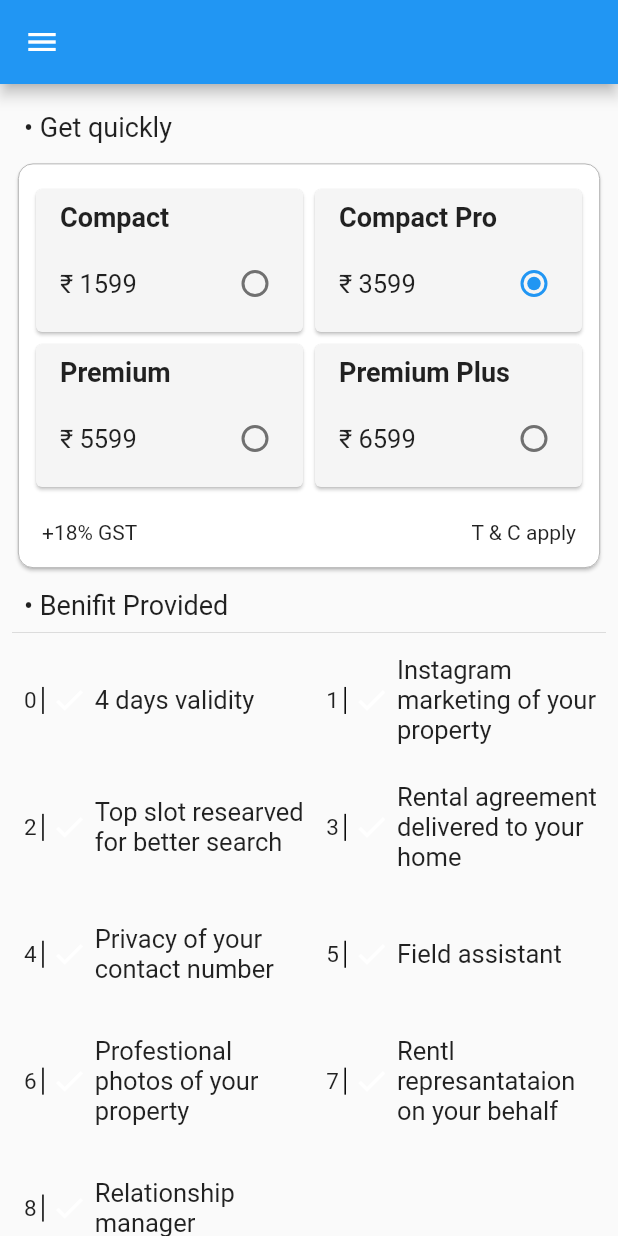
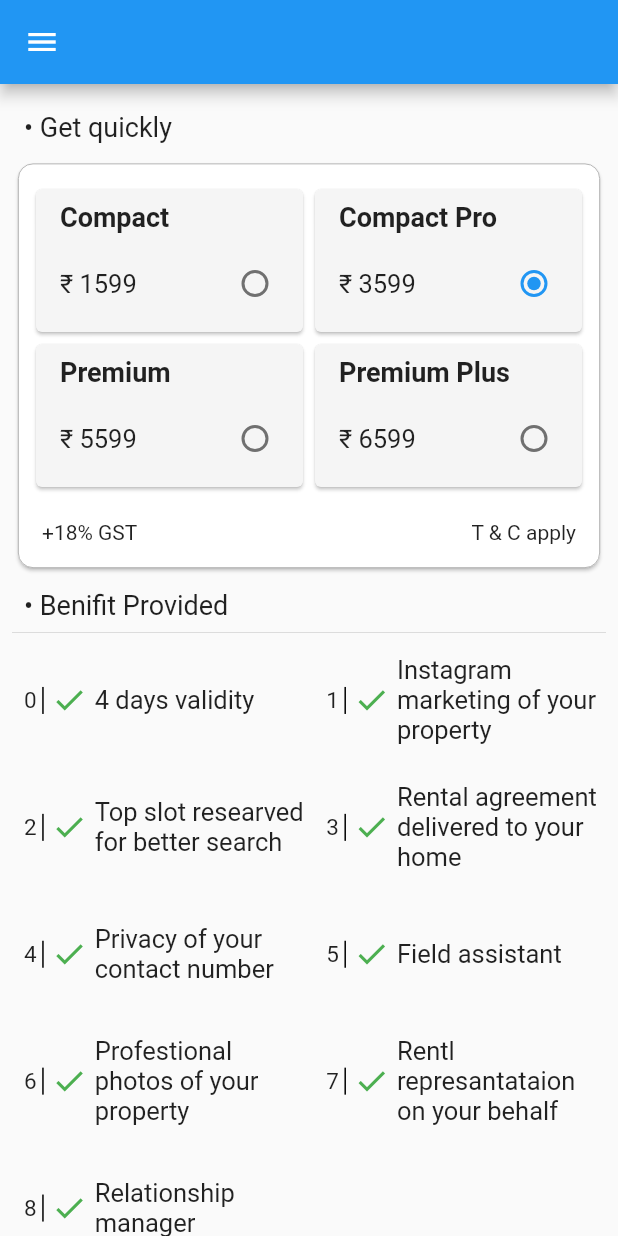
Before and after one commit to yash1001-sojitra/task, a Flutter app: the screen it shows after launch, on a phone screen of 412 x 824 dp. Run offline on Flutter 3.47's test engine with Material 2 defaults, Android fonts, the phone set to English and light mode, and no system bars.

```diff
--- a/lib/Screens/home_screen.dart
+++ b/lib/Screens/home_screen.dart
@@ -9,12 +9,21 @@ class HomeScreen extends StatefulWidget {
 }
 
 class _HomeScreenState extends State<HomeScreen> {
-  @override
-  Widget build(BuildContext context) {
-    const style = TextStyle(fontSize: 18);
+  int radioValue = 1;
+
+  void _handleRadioValueChanged(int value) {
+    setState(() {
+      radioValue = value;
+      print(radioValue);
+    });
+  }
+
+  final style = const TextStyle(fontSize: 18);
 
   List item = ["Compact", "Compact Pro", "Premium", "Premium Plus"];
+
   List price = ["1599", "3599", "5599", "6599"];
+
   List benifits = [
     "4 days validity",
     "Instagram marketing of your property",
@@ -27,6 +36,13 @@ class _HomeScreenState extends State<HomeScreen> {
     "Relationship manager"
   ];
 
+  List compact = [1, 2, 3];
+  List compactpro = [1, 3, 5, 6, 7];
+  List Premium = [1, 2, 3, 4, 5];
+  List premiumplus = [1, 2, 3, 4, 5, 8, 9];
+
+  @override
+  Widget build(BuildContext context) {
     return Scaffold(
       appBar: AppBar(),
       drawer: const Drawer(),
@@ -66,13 +82,59 @@ class _HomeScreenState extends State<HomeScreen> {
                         gridDelegate:
                             const SliverGridDelegateWithFixedCrossAxisCount(
                                 crossAxisCount: 2, childAspectRatio: 1.8),
-                        itemCount: 4,
+                        itemCount: item.length,
                         itemBuilder: (BuildContext context, int index) {
-                          return Cardmodel(
-                            index,
-                            quality: item[index],
-                            price: price[index],
+                          return GestureDetector(
+                            onTap: () {
+                              setState(() {
+                                _handleRadioValueChanged(index);
+                              });
+                            },
+                            child: Card(
+                              color: Colors.grey[100],
+                              child: Padding(
+                                padding: const EdgeInsets.all(8.0),
+                                child: Column(
+                                  mainAxisAlignment: MainAxisAlignment.start,
+                                  crossAxisAlignment: CrossAxisAlignment.start,
+                                  children: [
+                                    Padding(
+                                      padding: const EdgeInsets.only(left: 8.0),
+                                      child: Text(
+                                        item[index],
+                                        style: const TextStyle(
+                                            fontSize: 18,
+                                            fontWeight: FontWeight.bold),
+                                      ),
+                                    ),
+                                    const SizedBox(
+                                      height: 10,
+                                    ),
+                                    Padding(
+                                      padding: const EdgeInsets.only(left: 8.0),
+                                      child: Row(
+                                        mainAxisAlignment:
+                                            MainAxisAlignment.spaceBetween,
+                                        children: [
+                                          Text(
+                                            '\u{20B9} ${price[index]}',
+                                            style:
+                                                const TextStyle(fontSize: 17),
+                                          ),
+                                          Radio<int>(
                                               value: index,
+                                              groupValue: radioValue,
+                                              onChanged: ((value) {
+                                                _handleRadioValueChanged(
+                                                    value!);
+                                              }))
+                                        ],
+                                      ),
+                                    )
+                                  ],
+                                ),
+                              ),
+                            ),
                           );
                         },
                       ),
@@ -120,7 +182,7 @@ class _HomeScreenState extends State<HomeScreen> {
                       radiovalue: benifits[index],
                       benifits: benifits[index],
                       index: index.toString(),
-                      istrue: false,
+                      istrue: true,
                     );
                   },
                 ),
@@ -172,26 +234,30 @@ class Cardmodel extends StatefulWidget {
   int index;
   String quality;
   String price;
-  int value;
+
   Cardmodel(this.index,
-      {required this.quality,
-      required this.price,
-      required this.value,
-      super.key});
+      {required this.quality, required this.price, super.key});
 
   @override
   State<Cardmodel> createState() => _CardmodelState();
 }
 
 class _CardmodelState extends State<Cardmodel> {
-  int selectedIndex = 1;
+  int radioValue = 1;
+
+  void _handleRadioValueChanged(int value) {
+    setState(() {
+      radioValue = value;
+      print(radioValue);
+    });
+  }
 
   @override
   Widget build(BuildContext context) {
     return GestureDetector(
       onTap: () {
         setState(() {
-          selectedIndex = widget.index;
+          // selectedIndex = widget.index;
         });
       },
       child: Card(
@@ -222,14 +288,11 @@ class _CardmodelState extends State<Cardmodel> {
                       '\u{20B9} ${widget.price}',
                       style: const TextStyle(fontSize: 17),
                     ),
-                    Radio(
-                        value: widget.value,
-                        groupValue: selectedIndex,
-                        onChanged: ((val) {
-                          setState(() {
-                            // vals == val;
-                            selectedIndex == val;
-                          });
+                    Radio<int>(
+                        value: widget.index,
+                        groupValue: radioValue,
+                        onChanged: ((value) {
+                          _handleRadioValueChanged(value!);
                         }))
                   ],
                 ),
```
Lines whose indentation alone changed are shown as unchanged.
